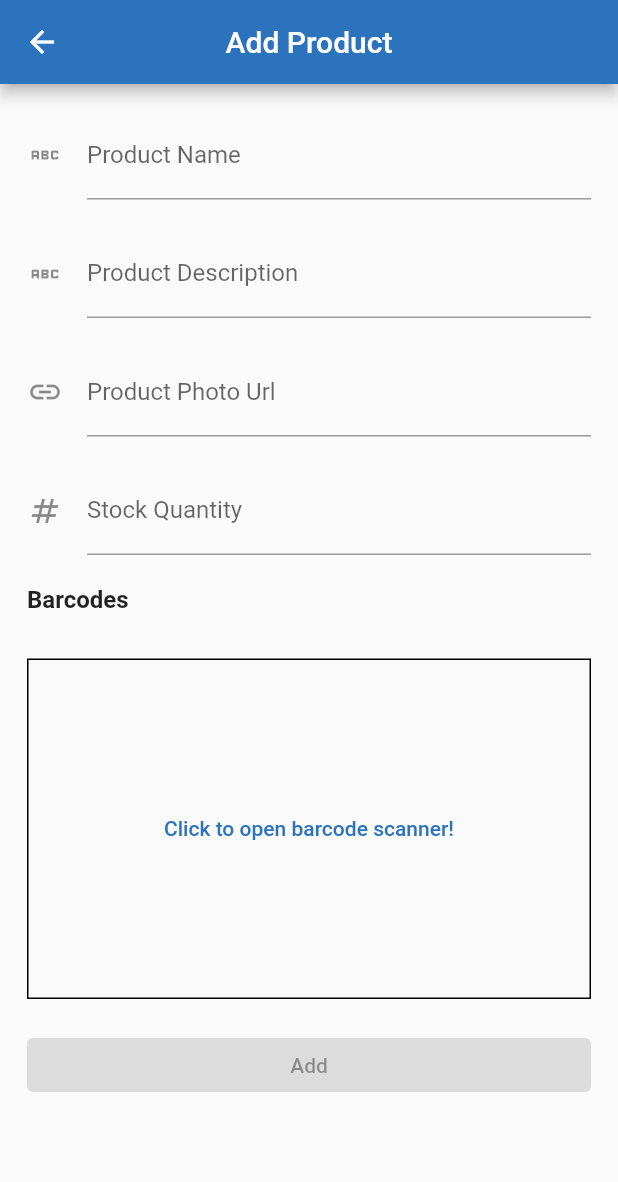
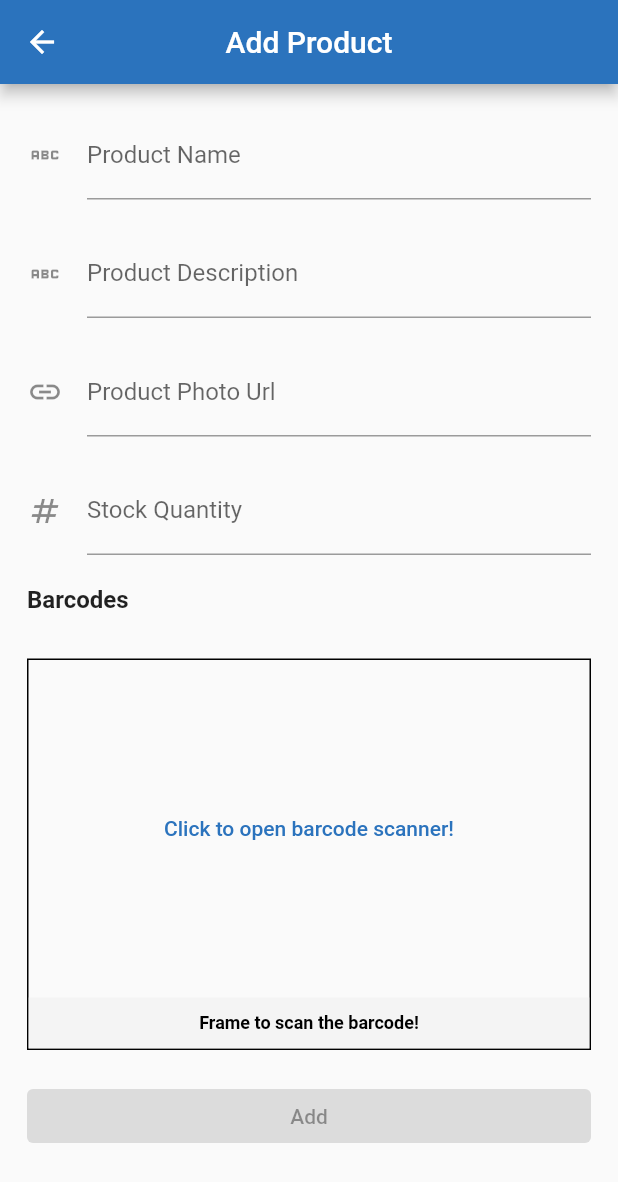
Before and after one commit to yigitcuhadar/obase, a Flutter app: the screen it shows once a user with an empty profile is signed in, after a tap on the "add" icon, on a phone screen of 412 x 824 dp. Shown: the top 1182 px of the screen. Run offline on Flutter 3.47's test engine with Material 2 defaults, Android fonts, the phone set to English and light mode, and no system bars; our stand-ins replace bloc, cached_network_image, easy_localization, equatable, firebase_auth, firebase_core and 6 more; missing offline and left inert: barcode, qr_code_scanner; accounts and stored records are empty.

Commit message:
third commit

```diff
--- a/assets/lang/en.json
+++ b/assets/lang/en.json
@@ -99,9 +99,15 @@
         "submit_button_add": "Add",
         "submit_button_edit": "Update",
         "delete_button": "Delete",
-        "message_success_add" : "Product successfully added!",
-        "message_success_edit" : "Product successfully updated!",
-        "message_failure_add" : "Product could not be added!",
-        "message_failure_edit" : "Product could not be updated!"
+        "message_success_add": "Product successfully added!",
+        "message_success_edit": "Product successfully updated!",
+        "message_failure_add": "Product could not be added!",
+        "message_failure_edit": "Product could not be updated!",
+        "barcode_message_initial": "Frame to scan the barcode!",
+        "barcode_message_scanned": "Barcode scanned!",
+        "barcode_message_alreadyInProduct": "Barcode has already been added to this product!",
+        "barcode_message_alreadyInUse": "Barcode is being used for another product!",
+        "barcode_message_failure": "Barcode could not be added!",
+        "barcode_message_success": "Barcode successfully added!"
     }
 }
--- a/assets/lang/tr.json
+++ b/assets/lang/tr.json
@@ -102,6 +102,12 @@
         "message_success_add" : "Ürün başarıyla eklendi!",
         "message_success_edit" : "Ürün başarıyla güncellendi!",
         "message_failure_add" : "Ürün ekleme başarısız!",
-        "message_failure_edit" : "Ürün güncelleme başarısız!"
+        "message_failure_edit" : "Ürün güncelleme başarısız!",
+        "barcode_message_initial": "Barkodu taramak için kadraja alın",
+        "barcode_message_scanned": "Barkod tarandı!",
+        "barcode_message_alreadyInProduct": "Barkod zaten ürüne eklendi!",
+        "barcode_message_alreadyInUse": "Barkod başka bir ürün tarafından kullanımda!",
+        "barcode_message_failure": "Barkod ekleme başarısız!",
+        "barcode_message_success": "Barkod başarıyla eklendi!"
     }
 }
--- a/lib/core/extensions/context_extension.dart
+++ b/lib/core/extensions/context_extension.dart
@@ -2,4 +2,5 @@ import 'package:easy_localization/easy_localization.dart';
 
 extension StringLocalizationExtension on String {
   String get locale => this.tr();
+  String localeWithArgs(List<String>? args) => this.tr(args: args);
 }
--- /dev/null
+++ b/lib/core/extensions/other_extension.dart
@@ -0,0 +1,38 @@
+import 'package:flutter/material.dart';
+import 'package:obase_barcode/core/extensions/context_extension.dart';
+import 'package:obase_barcode/core/lang/locale_keys.g.dart';
+
+import '../../products/pages/product_add_edit/cubit/product_add_edit_cubit.dart';
+
+extension AddEditScannerStatusExtension on AddEditScannerStatus {
+  Color get toColor {
+    switch (this) {
+      case AddEditScannerStatus.initial:
+      case AddEditScannerStatus.scanned:
+        return Colors.black;
+      case AddEditScannerStatus.alreadyInProduct:
+      case AddEditScannerStatus.alreadyInUse:
+      case AddEditScannerStatus.failure:
+        return Colors.red.shade900;
+      case AddEditScannerStatus.success:
+        return Colors.green.shade900;
+    }
+  }
+
+  String get toMessage {
+    switch (this) {
+      case AddEditScannerStatus.initial:
+        return LocaleKeys.add_edit_product_barcode_message_initial.locale;
+      case AddEditScannerStatus.scanned:
+        return LocaleKeys.add_edit_product_barcode_message_scanned.locale;
+      case AddEditScannerStatus.alreadyInProduct:
+        return LocaleKeys.add_edit_product_barcode_message_alreadyInProduct.locale;
+      case AddEditScannerStatus.alreadyInUse:
+        return LocaleKeys.add_edit_product_barcode_message_alreadyInUse.locale;
+      case AddEditScannerStatus.failure:
+        return LocaleKeys.add_edit_product_barcode_message_failure.locale;
+      case AddEditScannerStatus.success:
+        return LocaleKeys.add_edit_product_barcode_message_success.locale;
+    }
+  }
+}
--- a/lib/products/pages/product_add_edit/cubit/product_add_edit_cubit.dart
+++ b/lib/products/pages/product_add_edit/cubit/product_add_edit_cubit.dart
@@ -76,8 +76,7 @@ class ProductAddEditCubit extends Cubit<ProductAddEditState> {
     if (value != state.scannedBarcode) {
       emit(state.copyWith(
         scannedBarcode: value,
-        scannerStatus: FormzSubmissionStatus.initial,
-        scannerMessage: '$value scanned!',
+        scannerStatus: AddEditScannerStatus.initial,
       ));
     }
   }
@@ -87,8 +86,7 @@ class ProductAddEditCubit extends Cubit<ProductAddEditState> {
     if (state.barcodes.contains(scannedBarcode)) {
       emit(state.copyWith(
         scannedBarcode: -1,
-        scannerStatus: FormzSubmissionStatus.failure,
-        scannerMessage: '$scannedBarcode has already been added to this product!',
+        scannerStatus: AddEditScannerStatus.alreadyInProduct,
       ));
       return;
     }
@@ -97,8 +95,7 @@ class ProductAddEditCubit extends Cubit<ProductAddEditState> {
       if (barcode != null) {
         emit(state.copyWith(
           scannedBarcode: -1,
-          scannerStatus: FormzSubmissionStatus.failure,
-          scannerMessage: '$scannedBarcode is being used for another product!',
+          scannerStatus: AddEditScannerStatus.alreadyInUse,
         ));
         return;
       }
@@ -108,8 +105,7 @@ class ProductAddEditCubit extends Cubit<ProductAddEditState> {
     } catch (_) {
       emit(state.copyWith(
         scannedBarcode: -1,
-        scannerStatus: FormzSubmissionStatus.failure,
-        scannerMessage: '$scannedBarcode could not be added!',
+        scannerStatus: AddEditScannerStatus.failure,
       ));
       return;
     }
@@ -118,8 +114,7 @@ class ProductAddEditCubit extends Cubit<ProductAddEditState> {
     emit(state.copyWith(
       barcodes: barcodes,
       scannedBarcode: -1,
-      scannerMessage: '$scannedBarcode successfully added!',
-      scannerStatus: FormzSubmissionStatus.success,
+      scannerStatus: AddEditScannerStatus.success,
     ));
   }
 
--- a/lib/products/pages/product_add_edit/cubit/product_add_edit_state.dart
+++ b/lib/products/pages/product_add_edit/cubit/product_add_edit_state.dart
@@ -1,4 +1,6 @@
 part of 'product_add_edit_cubit.dart';
+
+enum AddEditScannerStatus { initial, scanned, alreadyInProduct, alreadyInUse, failure, success }
 
 class ProductAddEditState extends Equatable {
   final int? id;
@@ -9,9 +11,8 @@ class ProductAddEditState extends Equatable {
   final List<int> barcodes;
   final bool isValid;
   final FormzSubmissionStatus productStatus;
-  final FormzSubmissionStatus scannerStatus;
+  final AddEditScannerStatus scannerStatus;
   final int scannedBarcode;
-  final String scannerMessage;
 
   bool get isAddScreen => id == null;
   bool get isEditScreen => id != null;
@@ -34,9 +35,8 @@ class ProductAddEditState extends Equatable {
     this.barcodes = const [],
     this.isValid = false,
     this.productStatus = FormzSubmissionStatus.initial,
-    this.scannerStatus = FormzSubmissionStatus.initial,
+    this.scannerStatus = AddEditScannerStatus.initial,
     this.scannedBarcode = -1,
-    this.scannerMessage = '',
   });
 
   ProductAddEditState.fromProduct({
@@ -49,9 +49,8 @@ class ProductAddEditState extends Equatable {
         barcodes = product.barcodes,
         isValid = true,
         productStatus = FormzSubmissionStatus.initial,
-        scannerStatus = FormzSubmissionStatus.initial,
-        scannedBarcode = -1,
-        scannerMessage = '';
+        scannerStatus = AddEditScannerStatus.initial,
+        scannedBarcode = -1;
   @override
   List<Object?> get props => [
         id,
@@ -64,7 +63,6 @@ class ProductAddEditState extends Equatable {
         productStatus,
         scannerStatus,
         scannedBarcode,
-        scannerMessage
       ];
 
   ProductAddEditState copyWith({
@@ -76,9 +74,8 @@ class ProductAddEditState extends Equatable {
     List<int>? barcodes,
     bool? isValid,
     FormzSubmissionStatus? productStatus,
-    FormzSubmissionStatus? scannerStatus,
+    AddEditScannerStatus? scannerStatus,
     int? scannedBarcode,
-    String? scannerMessage,
   }) {
     return ProductAddEditState(
       id: id ?? this.id,
@@ -91,7 +88,6 @@ class ProductAddEditState extends Equatable {
       productStatus: productStatus ?? this.productStatus,
       scannerStatus: scannerStatus ?? this.scannerStatus,
       scannedBarcode: scannedBarcode ?? this.scannedBarcode,
-      scannerMessage: scannerMessage ?? this.scannerMessage,
     );
   }
 }
--- a/lib/products/pages/product_add_edit/view/product_add_edit_view.dart
+++ b/lib/products/pages/product_add_edit/view/product_add_edit_view.dart
@@ -8,6 +8,7 @@ import 'package:flutter_svg/svg.dart';
 import 'package:formz/formz.dart';
 import 'package:obase_barcode/core/extensions/context_extension.dart';
 import 'package:obase_barcode/core/extensions/form_extension.dart';
+import 'package:obase_barcode/core/extensions/other_extension.dart';
 import 'package:obase_barcode/core/lang/locale_keys.g.dart';
 import 'package:obase_barcode/products/widgets/delete_product_dialog.dart';
 
@@ -333,22 +334,19 @@ class _ScannerMessagePanel extends StatelessWidget {
   @override
   Widget build(BuildContext context) {
     return BlocBuilder<ProductAddEditCubit, ProductAddEditState>(
-      buildWhen: (p, c) => p.scannerMessage != c.scannerMessage,
+      buildWhen: (p, c) => p.scannerStatus != c.scannerStatus,
       builder: (context, state) {
-        if (state.scannerMessage.isNotEmpty) {
         return Container(
           width: double.infinity,
           padding: const EdgeInsets.all(10),
           decoration: BoxDecoration(color: Colors.grey.shade200.withOpacity(0.5)),
           child: Text(
-              state.scannerMessage,
+            state.scannerStatus.toMessage,
             style: TextStyle(color: state.scannerStatus.toColor, fontWeight: FontWeight.bold, fontSize: 12),
             maxLines: 2,
             textAlign: TextAlign.center,
           ),
         );
-        }
-        return Container();
       },
     );
   }
```
Also changed, not shown: lib/core/lang/locale_keys.g.dart. Lines whose indentation alone changed are shown as unchanged.
